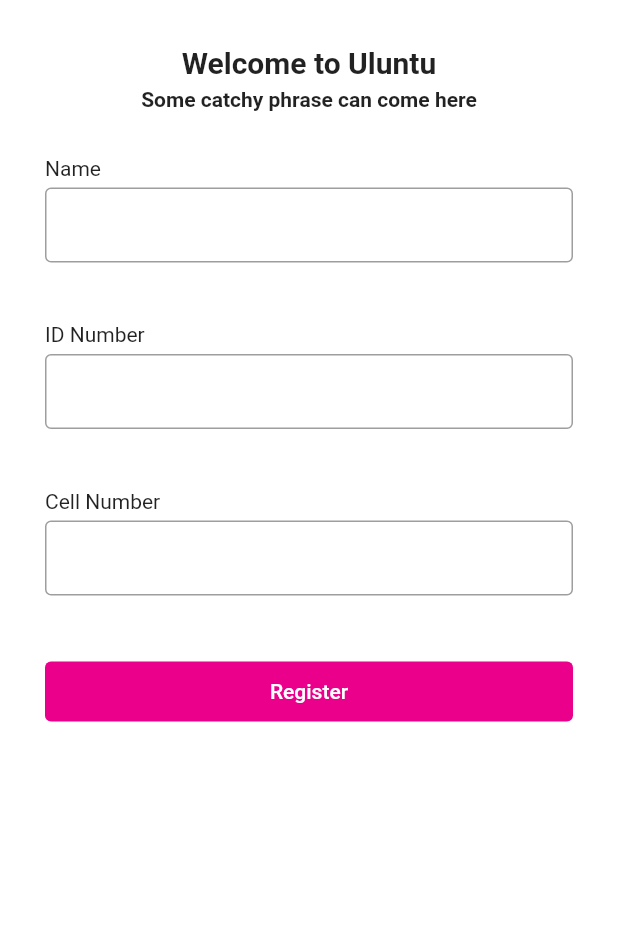
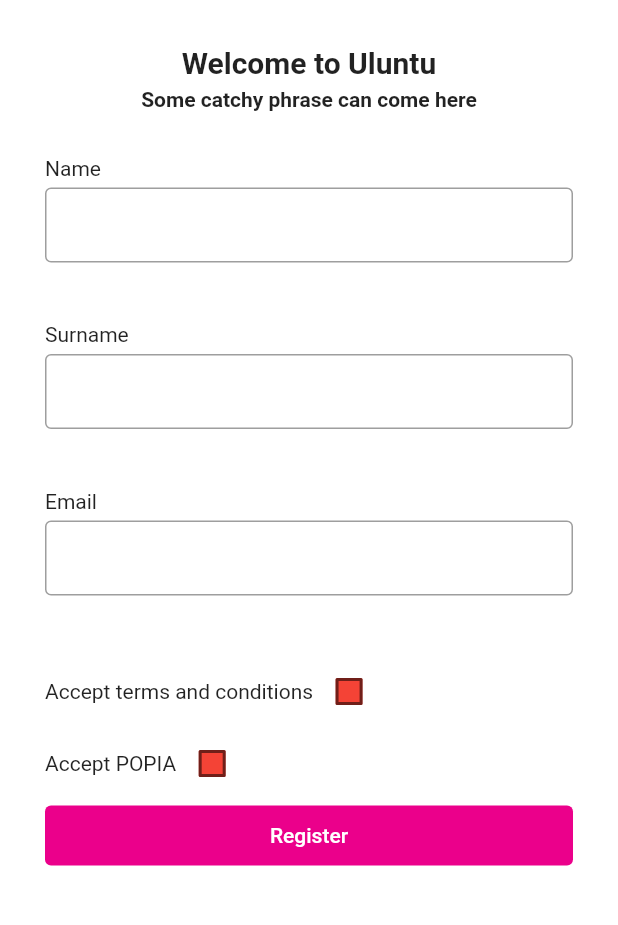
Before and after one commit to nmahlubi/Mobile.Flutter, a Flutter app: the screen it shows after launch, on a phone screen of 412 x 824 dp, the part 294-1219 px from its top. Run offline on Flutter 3.47's test engine with Material 2 defaults, Android fonts, the light colour scheme and no system bars; our stand-ins replace flutter_spinkit, getwidget.

Commit message:
Uluntu p1 - register screen - removed some fields

```diff
--- a/lib/pages/register.dart
+++ b/lib/pages/register.dart
@@ -12,14 +12,35 @@ class _RegisterState extends State<Register> {
 
   final _formKey = GlobalKey<FormState>();
 
+  var _autovalidate = false;
+  var _name;
+  var _surname;
+  var _email;
+
+  bool isCheckedTc = false;
+  bool isCheckedPopia = false;
+
   @override
   Widget build(BuildContext context) {
+    Color getColor(Set<MaterialState> states) {
+      const Set<MaterialState> interactiveStates = <MaterialState>{
+        MaterialState.pressed,
+        MaterialState.hovered,
+        MaterialState.focused,
+      };
+      if (states.any(interactiveStates.contains)) {
+        return Colors.blue;
+      }
+      return Colors.red;
+    }
+
     return Scaffold(
         backgroundColor: Colors.white,
         appBar: AppBar(
           backgroundColor: myColor,
         ),
-        body: Padding(
+        body: SingleChildScrollView(
+          child: Padding(
             padding: EdgeInsets.all(30.0),
             child: Column(
               children: <Widget>[
@@ -51,6 +72,8 @@ class _RegisterState extends State<Register> {
                   height: 10.0,
                 ),
                 Form(
+                    autovalidate: _autovalidate,
+                    key: _formKey,
                     child: Column(
                       crossAxisAlignment: CrossAxisAlignment.start,
                       children: <Widget>[
@@ -66,18 +89,19 @@ class _RegisterState extends State<Register> {
                             decoration: const InputDecoration(
                               border: OutlineInputBorder(),
                             ),
-                    // The validator receives the text that the user has entered.
+                            onSaved: (value) {
+                              _name = value;
+                            },
                             validator: (value) {
-                      if (value == null || value.isEmpty) {
-                        return 'Please enter some text';
+                              if (value!.isEmpty) {
+                                return 'Please enter your username';
                               }
                               return null;
-                    },
-                  ),
+                            }),
                         SizedBox(
                           height: 40.0,
                         ),
-                  Text('ID Number'),
+                        Text('Surname'),
                         SizedBox(
                           height: 5.0,
                         ),
@@ -86,40 +110,82 @@ class _RegisterState extends State<Register> {
                             decoration: const InputDecoration(
                               border: OutlineInputBorder(),
                             ),
-                    // The validator receives the text that the user has entered.
+                            onSaved: (value) {
+                              _surname = value;
+                            },
                             validator: (value) {
-                      if (value == null || value.isEmpty) {
-                        return 'Please enter some text';
+                              if (value!.isEmpty) {
+                                return 'Please enter your username';
                               }
                               return null;
+                            }),
+                        SizedBox(
+                          height: 40.0,
+                        ),
+                        Text('Email'),
+                        SizedBox(
+                          height: 5.0,
+                        ),
+                        TextFormField(
+                          validator: (val) => val!.isEmpty || !val.contains("@")
+                              ? "enter a valid eamil"
+                              : null,
+                          style: TextStyle(height: 0.6),
+                          decoration: const InputDecoration(
+                            border: OutlineInputBorder(),
+                          ),
+                          onSaved: (value) {
+                            _email = value;
                           },
                         ),
                         SizedBox(
                           height: 40.0,
                         ),
-                  Text('Cell Number'),
-                  SizedBox(
-                    height: 5.0,
-                  ),
-                  TextFormField(
-                    style: TextStyle(height: 0.6),
-                    decoration: const InputDecoration(
-                      border: OutlineInputBorder(),
-                    ),
-                    // The validator receives the text that the user has entered.
-                    validator: (value) {
-                      if (value == null || value.isEmpty) {
-                        return 'Please enter some text';
-                      }
-                      return null;
+                        Row(
+                          children: <Widget>[
+                            Text('Accept terms and conditions'),
+                            Checkbox(
+                              checkColor: Colors.white,
+                              fillColor:
+                                  MaterialStateProperty.resolveWith(getColor),
+                              value: isCheckedTc,
+                              onChanged: (bool? value) {
+                                setState(() {
+                                  isCheckedTc = value!;
+                                });
                               },
                             ),
-                  SizedBox(
-                    height: 40.0,
+                          ],
+                        ),
+                        Row(
+                          children: <Widget>[
+                            Text('Accept POPIA'),
+                            Checkbox(
+                              checkColor: Colors.white,
+                              fillColor:
+                                  MaterialStateProperty.resolveWith(getColor),
+                              value: isCheckedPopia,
+                              onChanged: (bool? value) {
+                                setState(() {
+                                  isCheckedPopia = value!;
+                                });
+                              },
+                            ),
+                          ],
                         ),
                         TextButton(
                           onPressed: () {
                             Navigator.pushNamed(context, '/verify_otp');
+                            // if (_formKey.currentState!.validate()) {
+                            //   _formKey.currentState!.save();
+                            //   print(_name);
+                            //   print(_password);
+                            //   print(_confirmPassword);
+                            // } else {
+                            //   setState(() {
+                            //     _autovalidate = true;
+                            //   });
+                            // }
                           },
                           child: const Text('Register'),
                           style: TextButton.styleFrom(
@@ -132,6 +198,7 @@ class _RegisterState extends State<Register> {
                     ))
               ],
             ),
+          ),
         ));
   }
 }
```
Lines whose indentation alone changed are shown as unchanged.
